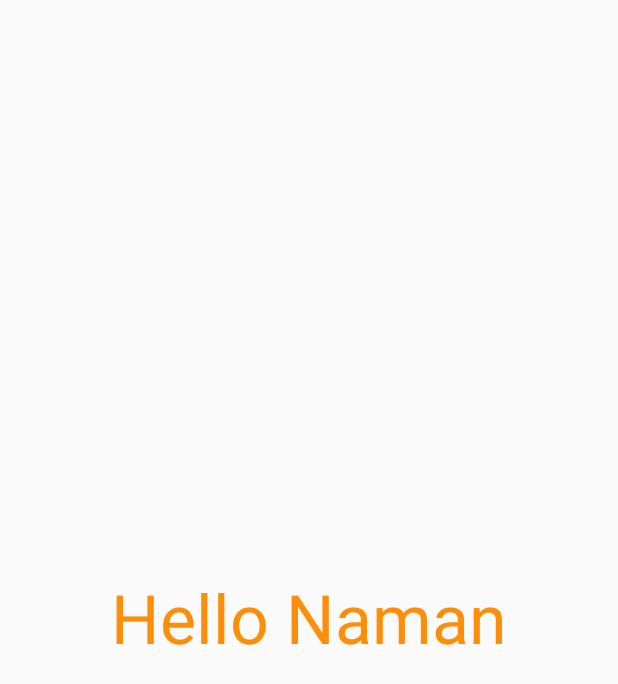
After one commit to namangarg2000/Miwok, an Android app: the layout activity_numbers.xml on its own in the app's theme, with its tools: preview values and no code run, on a phone screen of 412 x 824 dp. The commit adds this screen. Shown: the top 684 px of the screen. Run offline under Robolectric (Android 15) with nearby library versions, the phone set to English and light mode, and no system bars.

Commit message:
Finished lesson 1

```diff
--- a/app/src/main/AndroidManifest.xml
+++ b/app/src/main/AndroidManifest.xml
@@ -9,6 +9,10 @@
         android:roundIcon="@mipmap/ic_launcher_round"
         android:supportsRtl="true"
         android:theme="@style/Theme.Miwok">
+        <activity android:name=".PhrasesActivity" android:label="@string/category_phrases"></activity>
+        <activity android:name=".ColorsActivity" android:label="@string/category_colors"/>
+        <activity android:name=".FamilyMembersActivity" android:label="@string/category_family" />
+        <activity android:name=".NumbersActivity" android:label="@string/category_numbers" />
         <activity android:name=".MainActivity">
             <intent-filter>
                 <action android:name="android.intent.action.MAIN" />
--- /dev/null
+++ b/app/src/main/res/layout/activity_numbers.xml
@@ -0,0 +1,17 @@
+<?xml version="1.0" encoding="utf-8"?>
+<RelativeLayout xmlns:android="http://schemas.android.com/apk/res/android"
+    xmlns:app="http://schemas.android.com/apk/res-auto"
+    xmlns:tools="http://schemas.android.com/tools"
+    android:layout_width="match_parent"
+    android:layout_height="match_parent"
+    tools:context=".NumbersActivity">
+
+    <TextView
+        android:layout_width="wrap_content"
+        android:layout_height="wrap_content"
+        android:text="Hello Naman"
+        android:layout_centerInParent="true"
+        android:textColor="@color/category_numbers"
+        android:textSize="45sp"/>
+
+</RelativeLayout>
--- a/app/src/main/res/values-night/themes.xml
+++ /dev/null
@@ -1,16 +0,0 @@
-<resources xmlns:tools="http://schemas.android.com/tools">
-    <!-- Base application theme. -->
-    <style name="Theme.Miwok" parent="Theme.MaterialComponents.DayNight.DarkActionBar">
-        <!-- Primary brand color. -->
-        <item name="colorPrimary">@color/purple_200</item>
-        <item name="colorPrimaryVariant">@color/purple_700</item>
-        <item name="colorOnPrimary">@color/black</item>
-        <!-- Secondary brand color. -->
-        <item name="colorSecondary">@color/teal_200</item>
-        <item name="colorSecondaryVariant">@color/teal_200</item>
-        <item name="colorOnSecondary">@color/black</item>
-        <!-- Status bar color. -->
-        <item name="android:statusBarColor" tools:targetApi="l">?attr/colorPrimaryVariant</item>
-        <!-- Customize your theme here. -->
-    </style>
-</resources>
--- a/app/src/main/res/values/themes.xml
+++ b/app/src/main/res/values/themes.xml
@@ -1,8 +1,7 @@
-<resources xmlns:tools="http://schemas.android.com/tools">
-    <!-- Base application theme. -->
+<resources>
 
     <!-- Base application theme. -->
-        <style name="AppTheme" parent="Theme.AppCompat.Light.DarkActionBar">
+    <style name="Theme.Miwok" parent="Theme.AppCompat.Light.DarkActionBar">
         <item name="colorPrimary">@color/primary_color</item>
         <item name="colorPrimaryDark">@color/primary_dark_color</item>
     </style>
@@ -17,5 +16,4 @@
         <item name="android:textStyle">bold</item>
         <item name="android:textAppearance">?android:textAppearanceMedium</item>
     </style>
-
 </resources>
```
Also changed, not shown: app/src/main/java/com/example/miwok/ColorsActivity.java (added, +14 -0 lines), app/src/main/java/com/example/miwok/FamilyMembersActivity.java (added, +14 -0 lines), app/src/main/java/com/example/miwok/MainActivity.java (+42 -0 lines), app/src/main/java/com/example/miwok/NumbersActivity.java (added, +16 -0 lines), app/src/main/java/com/example/miwok/PhrasesActivity.java (added, +14 -0 lines), app/src/main/res/layout/activity_colors.xml (added, +9 -0 lines), app/src/main/res/layout/activity_family_members.xml (added, +9 -0 lines), app/src/main/res/layout/activity_phrases.xml (added, +9 -0 lines). Lines whose indentation alone changed are shown as unchanged.
